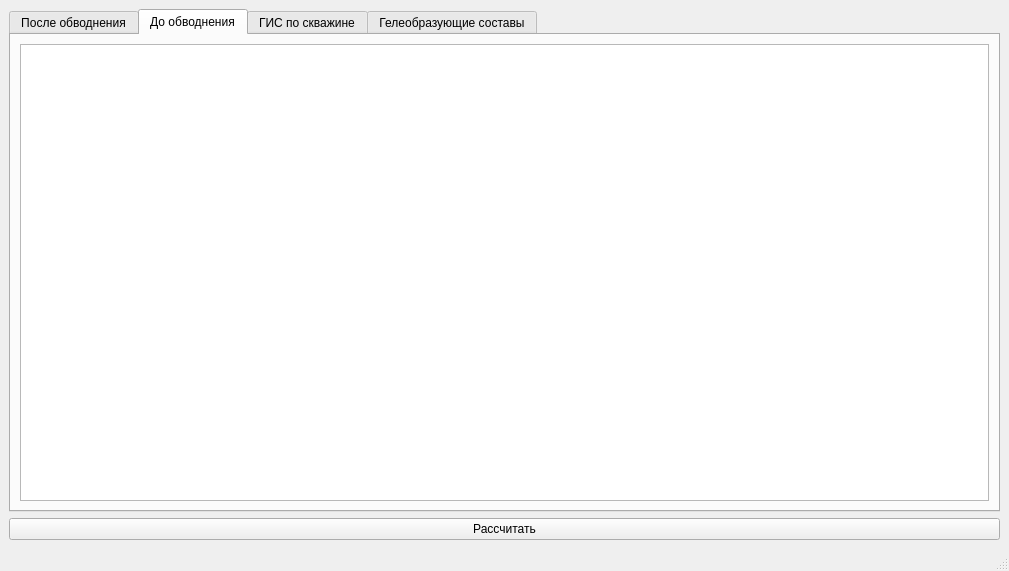
Qt form Application/UIWindow.ui (ildarhb/NIPI) before a commit.
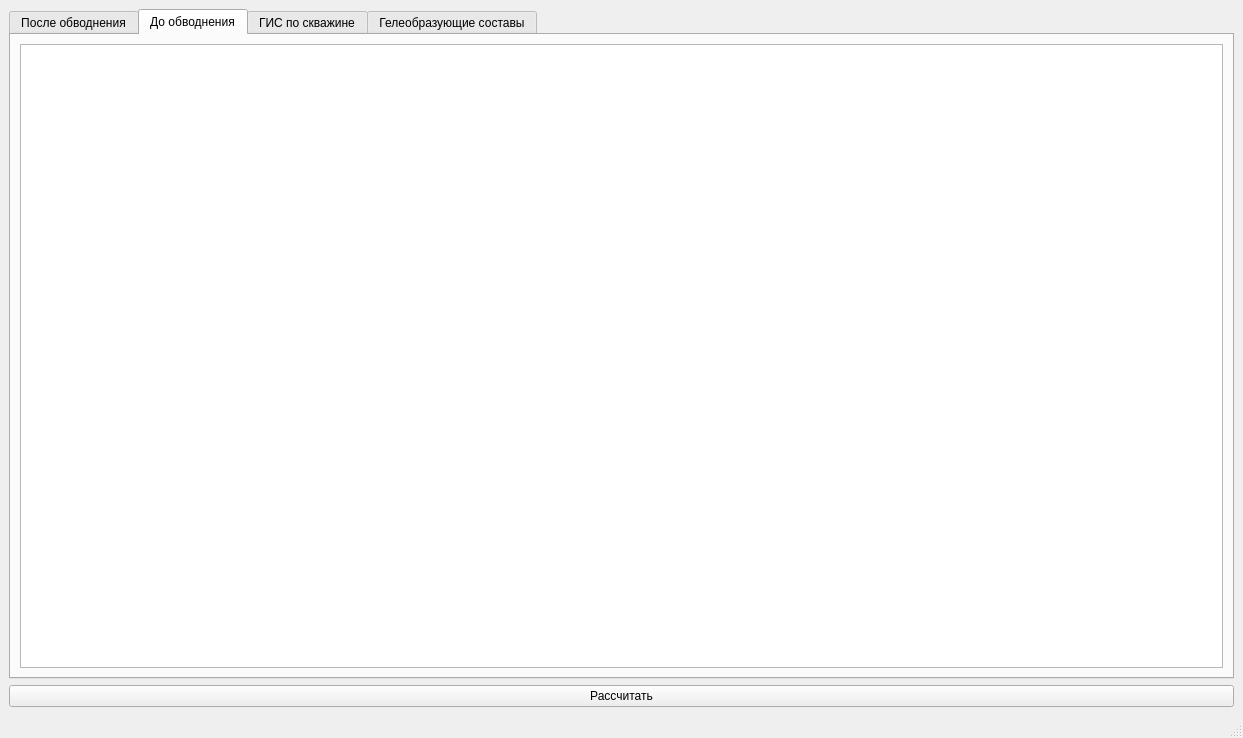
The same form after that commit. The open tabs and pages were chosen to show the change.

```diff
--- a/Application/UIWindow.ui
+++ b/Application/UIWindow.ui
@@ -6,8 +6,8 @@
    <rect>
     <x>0</x>
     <y>0</y>
-    <width>1009</width>
-    <height>571</height>
+    <width>1243</width>
+    <height>738</height>
    </rect>
   </property>
   <property name="windowTitle">
```
Left out of the diff: 4 changed lines with no effect on the pictures.
